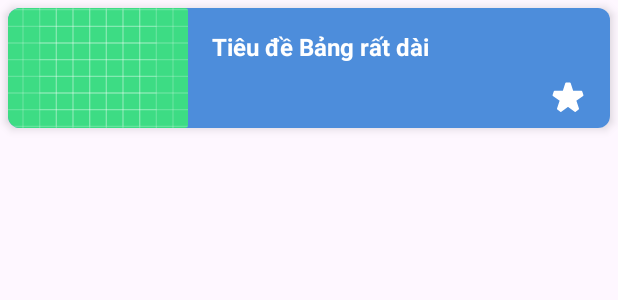
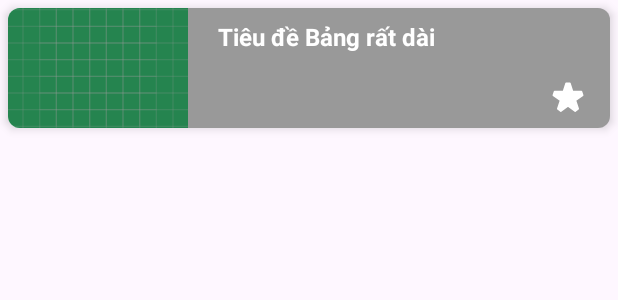
Before and after one commit to SyleinIfinity/kan-n, an Android app: the layout item_board.xml on its own in the app's theme, with its tools: preview values and no code run, on a phone screen of 412 x 824 dp. Shown: the top 300 px of the screen. Run offline under Robolectric (Android 15) with nearby library versions, the phone set to English and light mode, and no system bars.

Commit message:
Do du lieu len fragment_bang

```diff
--- a/app/src/main/java/com/kan_n/data/repository/BoardRepositoryImpl.java
+++ b/app/src/main/java/com/kan_n/data/repository/BoardRepositoryImpl.java
@@ -9,6 +9,7 @@ import com.google.firebase.database.DatabaseError;
 import com.google.firebase.database.DatabaseReference;
 import com.google.firebase.database.ValueEventListener;
 import com.kan_n.data.interfaces.BoardRepository;
+import com.kan_n.data.models.Background;
 import com.kan_n.data.models.Board;
 import com.kan_n.data.models.Membership;
 import com.kan_n.data.models.Workspace;
@@ -168,7 +169,7 @@ public class BoardRepositoryImpl implements BoardRepository {
     // --- CÁC PHƯƠNG THỨC GHI DỮ LIỆU (WRITE) ---
 
     @Override
-    public void createBoard(String workspaceId, String name, String visibility, Map<String, String> background, GeneralCallback callback) {
+    public void createBoard(String workspaceId, String name, String visibility, Background background, GeneralCallback callback) {
 
         String currentUserId = FirebaseUtils.getCurrentUserId();
         if (currentUserId == null) {
@@ -182,6 +183,8 @@ public class BoardRepositoryImpl implements BoardRepository {
             return;
         }
 
+        // [CẬP NHẬT] Sử dụng constructor mới với Background object
+        // Lưu ý: Trường description trong Board hiện tại chỉ được dùng để lưu mô tả
         Board newBoard = new Board(workspaceId, name, "", visibility, currentUserId, background);
 
         String membershipId = mMembershipsRef.push().getKey();
--- a/app/src/main/java/com/kan_n/ui/activities/KhoiDongActivity.java
+++ /dev/null
@@ -1,6 +0,0 @@
-package com.kan_n.ui.activities;
-
-import android.app.Activity;
-
-public class KhoiDongActivity extends Activity {
-}
--- a/app/src/main/res/layout/fragment_trang_khoidong.xml
+++ b/app/src/main/res/layout/fragment_trang_khoidong.xml
@@ -5,8 +5,7 @@
     xmlns:tools="http://schemas.android.com/tools"
     android:layout_width="match_parent"
     android:layout_height="match_parent"
-    android:background="#2E8CFF"
-    tools:context=".ui.activities.KhoiDongActivity">
+    android:background="#2E8CFF">
 
     <ImageView
         android:id="@+id/imageLogo"
--- a/app/src/main/res/layout/item_board.xml
+++ b/app/src/main/res/layout/item_board.xml
@@ -12,17 +12,7 @@
         android:layout_width="match_parent"
         android:layout_height="match_parent">
 
-        <View
-            android:id="@+id/view_scrim"
-            android:layout_width="0dp"
-            android:layout_height="0dp"
-            android:background="#4D8DDB"
-            app:layout_constraintBottom_toBottomOf="parent"
-            app:layout_constraintEnd_toEndOf="parent"
-            app:layout_constraintStart_toStartOf="parent"
-            app:layout_constraintTop_toTopOf="parent" />
-
-        <com.google.android.material.imageview.ShapeableImageView
+        <ImageView
             android:id="@+id/iv_board_background"
             android:layout_width="120dp"
             android:layout_height="80dp"
@@ -36,23 +26,33 @@
 
             tools:src="@drawable/ic_launcher_background" />
 
+        <View
+            android:id="@+id/view_scrim"
+            android:layout_width="0dp"
+            android:layout_height="0dp"
+            android:background="#66000000"
+            app:layout_constraintBottom_toBottomOf="parent"
+            app:layout_constraintEnd_toEndOf="parent"
+            app:layout_constraintStart_toStartOf="parent"
+            app:layout_constraintTop_toTopOf="parent" />
+
         <TextView
             android:id="@+id/tv_board_title"
-            android:layout_width="0dp"
-            android:layout_height="wrap_content"
-            android:layout_marginStart="16dp"
-            android:layout_marginEnd="8dp"
+            android:layout_width="201dp"
+            android:layout_height="64dp"
+            android:layout_marginStart="20dp"
             android:textColor="@android:color/white"
             android:textSize="16sp"
             android:textStyle="bold"
 
             app:layout_constraintBottom_toBottomOf="parent"
 
+            app:layout_constraintEnd_toEndOf="@+id/view_scrim"
+
+            app:layout_constraintHorizontal_bias="0.0"
             app:layout_constraintStart_toEndOf="@id/iv_board_background"
-
             app:layout_constraintTop_toTopOf="parent"
-            app:layout_constraintVertical_bias="0.25"
-            tools:text="Tiêu đề Bảng rất dài" />
+            tools:text="Tiêu đề Bảng rất dài " />
 
         <ImageView
             android:id="@+id/iv_board_starred"
```
Also changed, not shown: app/src/main/java/com/kan_n/data/interfaces/BoardRepository.java (+20 -55 lines), app/src/main/java/com/kan_n/data/models/Background.java (added, +22 -0 lines), app/src/main/java/com/kan_n/data/models/Board.java (+5 -5 lines), app/src/main/java/com/kan_n/ui/adapters/adapter/BoardAdapter.java (+57 -47 lines), app/src/main/java/com/kan_n/ui/adapters/adapter/WorkspaceAdapter.java (+15 -9 lines).
